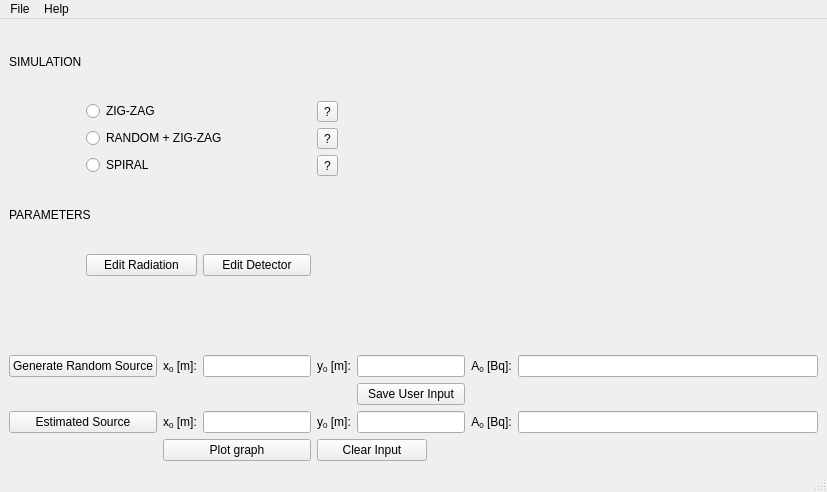
Above: working_apps/simulations/MainWindow.ui from urhtrinko/DroneRadioactivity_student_job before the change. Below: the same form after it.
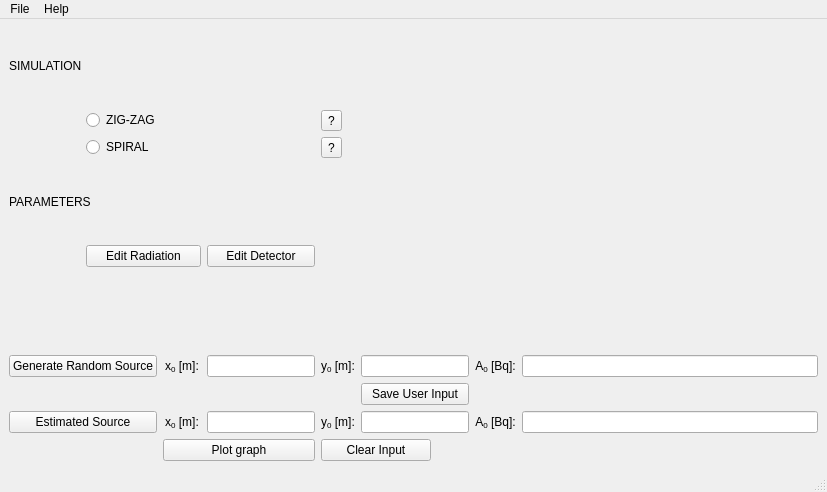
That is the form after the change.

```diff
--- a/working_apps/simulations/MainWindow.ui
+++ b/working_apps/simulations/MainWindow.ui
@@ -17,79 +17,133 @@
    <layout class="QGridLayout" name="gridLayout_2">
     <item row="0" column="0">
      <layout class="QGridLayout" name="gridLayout">
-      <item row="7" column="10">
-       <widget class="QLineEdit" name="A0lineEditRand"/>
+      <item row="10" column="2" colspan="3">
+       <widget class="QPushButton" name="btnPlot">
+        <property name="text">
+         <string>Plot graph</string>
+        </property>
+       </widget>
       </item>
-      <item row="0" column="0" colspan="2">
-       <widget class="QLabel" name="simulationLabel">
+      <item row="9" column="6" colspan="3">
+       <widget class="QLineEdit" name="y0lineEditEst"/>
+      </item>
+      <item row="9" column="3" colspan="2">
+       <widget class="QLineEdit" name="x0lineEditEst"/>
+      </item>
+      <item row="8" column="6" colspan="3">
+       <widget class="QPushButton" name="btnUserGenSource">
         <property name="text">
-         <string>SIMULATION</string>
+         <string>Save User Input</string>
         </property>
        </widget>
       </item>
-      <item row="4" column="0" colspan="2">
+      <item row="6" column="6" colspan="3">
+       <widget class="QLineEdit" name="y0lineEditRand"/>
+      </item>
+      <item row="1" column="1" colspan="4">
+       <widget class="QRadioButton" name="checkZIGZAG">
+        <property name="text">
+         <string>ZIG-ZAG</string>
+        </property>
+       </widget>
+      </item>
+      <item row="10" column="5" colspan="3">
+       <widget class="QPushButton" name="btnClearInput">
+        <property name="text">
+         <string>Clear Input</string>
+        </property>
+       </widget>
+      </item>
+      <item row="6" column="3" colspan="2">
+       <widget class="QLineEdit" name="x0lineEditRand"/>
+      </item>
+      <item row="6" column="9">
+       <widget class="QLabel" name="A0labelRand">
+        <property name="text">
+         <string>&lt;html&gt;&lt;head/&gt;&lt;body&gt;&lt;p align=&quot;center&quot;&gt;A&lt;span style=&quot; vertical-align:sub;&quot;&gt;0&lt;/span&gt; [Bq]:&lt;/p&gt;&lt;/body&gt;&lt;/html&gt;</string>
+        </property>
+       </widget>
+      </item>
+      <item row="6" column="5">
+       <widget class="QLabel" name="y0labelRand">
+        <property name="text">
+         <string>&lt;html&gt;&lt;head/&gt;&lt;body&gt;&lt;p align=&quot;center&quot;&gt;y&lt;span style=&quot; vertical-align:sub;&quot;&gt;0&lt;/span&gt; [m]:&lt;/p&gt;&lt;/body&gt;&lt;/html&gt;</string>
+        </property>
+       </widget>
+      </item>
+      <item row="5" column="2">
+       <widget class="QLabel" name="label">
+        <property name="text">
+         <string/>
+        </property>
+       </widget>
+      </item>
+      <item row="9" column="5">
+       <widget class="QLabel" name="y0labelEst">
+        <property name="text">
+         <string>&lt;html&gt;&lt;head/&gt;&lt;body&gt;&lt;p align=&quot;center&quot;&gt;y&lt;span style=&quot; vertical-align:sub;&quot;&gt;0&lt;/span&gt; [m]:&lt;/p&gt;&lt;/body&gt;&lt;/html&gt;</string>
+        </property>
+       </widget>
+      </item>
+      <item row="9" column="9">
+       <widget class="QLabel" name="A0labelEst">
+        <property name="text">
+         <string>&lt;html&gt;&lt;head/&gt;&lt;body&gt;&lt;p align=&quot;center&quot;&gt;A&lt;span style=&quot; vertical-align:sub;&quot;&gt;0&lt;/span&gt; [Bq]:&lt;/p&gt;&lt;/body&gt;&lt;/html&gt;</string>
+        </property>
+       </widget>
+      </item>
+      <item row="4" column="1" colspan="2">
+       <widget class="QPushButton" name="btnRadiation">
+        <property name="text">
+         <string>Edit Radiation</string>
+        </property>
+       </widget>
+      </item>
+      <item row="9" column="10">
+       <widget class="QLineEdit" name="A0lineEditEst"/>
+      </item>
+      <item row="3" column="0" colspan="2">
        <widget class="QLabel" name="parametersLabel_2">
         <property name="text">
          <string>PARAMETERS</string>
         </property>
        </widget>
       </item>
-      <item row="10" column="2">
-       <widget class="QLabel" name="x0labelEst">
-        <property name="text">
-         <string>&lt;html&gt;&lt;head/&gt;&lt;body&gt;&lt;p align=&quot;center&quot;&gt;x&lt;span style=&quot; vertical-align:sub;&quot;&gt;0&lt;/span&gt; [m]:&lt;/p&gt;&lt;/body&gt;&lt;/html&gt;</string>
-        </property>
-       </widget>
+      <item row="6" column="10">
+       <widget class="QLineEdit" name="A0lineEditRand"/>
       </item>
-      <item row="10" column="10">
-       <widget class="QLineEdit" name="A0lineEditEst"/>
-      </item>
-      <item row="7" column="2">
+      <item row="6" column="2">
        <widget class="QLabel" name="x0labelRand">
         <property name="text">
          <string>&lt;html&gt;&lt;head/&gt;&lt;body&gt;&lt;p align=&quot;center&quot;&gt;x&lt;span style=&quot; vertical-align:sub;&quot;&gt;0&lt;/span&gt; [m]:&lt;/p&gt;&lt;/body&gt;&lt;/html&gt;</string>
         </property>
        </widget>
       </item>
-      <item row="7" column="0" colspan="2">
-       <widget class="QPushButton" name="btnRandSource">
-        <property name="text">
-         <string>Generate Random Source</string>
-        </property>
-       </widget>
-      </item>
-      <item row="10" column="0" colspan="2">
+      <item row="9" column="0" colspan="2">
        <widget class="QPushButton" name="btnEstSource">
         <property name="text">
          <string>Estimated Source</string>
         </property>
        </widget>
       </item>
-      <item row="3" column="1" colspan="4">
-       <widget class="QRadioButton" name="checkSPIRAL">
+      <item row="9" column="2">
+       <widget class="QLabel" name="x0labelEst">
         <property name="text">
-         <string>SPIRAL</string>
+         <string>&lt;html&gt;&lt;head/&gt;&lt;body&gt;&lt;p align=&quot;center&quot;&gt;x&lt;span style=&quot; vertical-align:sub;&quot;&gt;0&lt;/span&gt; [m]:&lt;/p&gt;&lt;/body&gt;&lt;/html&gt;</string>
         </property>
        </widget>
       </item>
-      <item row="10" column="9">
-       <widget class="QLabel" name="A0labelEst">
+      <item row="6" column="0" colspan="2">
+       <widget class="QPushButton" name="btnRandSource">
         <property name="text">
-         <string>&lt;html&gt;&lt;head/&gt;&lt;body&gt;&lt;p align=&quot;center&quot;&gt;A&lt;span style=&quot; vertical-align:sub;&quot;&gt;0&lt;/span&gt; [Bq]:&lt;/p&gt;&lt;/body&gt;&lt;/html&gt;</string>
+         <string>Generate Random Source</string>
         </property>
        </widget>
       </item>
-      <item row="5" column="1" colspan="2">
-       <widget class="QPushButton" name="btnRadiation">
+      <item row="0" column="0" colspan="2">
+       <widget class="QLabel" name="simulationLabel">
         <property name="text">
-         <string>Edit Radiation</string>
-        </property>
-       </widget>
-      </item>
-      <item row="5" column="3" colspan="2">
-       <widget class="QPushButton" name="btnDetector">
-        <property name="text">
-         <string>Edit Detector</string>
+         <string>SIMULATION</string>
         </property>
        </widget>
       </item>
@@ -103,95 +157,27 @@
         </property>
        </widget>
       </item>
-      <item row="11" column="2" colspan="3">
-       <widget class="QPushButton" name="btnPlot">
+      <item row="4" column="3" colspan="2">
+       <widget class="QPushButton" name="btnDetector">
         <property name="text">
-         <string>Plot graph</string>
-        </property>
-       </widget>
-      </item>
-      <item row="7" column="9">
-       <widget class="QLabel" name="A0labelRand">
-        <property name="text">
-         <string>&lt;html&gt;&lt;head/&gt;&lt;body&gt;&lt;p align=&quot;center&quot;&gt;A&lt;span style=&quot; vertical-align:sub;&quot;&gt;0&lt;/span&gt; [Bq]:&lt;/p&gt;&lt;/body&gt;&lt;/html&gt;</string>
-        </property>
-       </widget>
-      </item>
-      <item row="3" column="5">
-       <widget class="QToolButton" name="infoSpiral">
-        <property name="text">
-         <string>?</string>
+         <string>Edit Detector</string>
         </property>
        </widget>
       </item>
       <item row="2" column="1" colspan="4">
-       <widget class="QRadioButton" name="checkZIGRAND">
+       <widget class="QRadioButton" name="checkSPIRAL">
         <property name="text">
-         <string>RANDOM + ZIG-ZAG</string>
-        </property>
-       </widget>
-      </item>
-      <item row="6" column="2">
-       <widget class="QLabel" name="label">
-        <property name="text">
-         <string/>
-        </property>
-       </widget>
-      </item>
-      <item row="1" column="1" colspan="4">
-       <widget class="QRadioButton" name="checkZIGZAG">
-        <property name="text">
-         <string>ZIG-ZAG</string>
-        </property>
-       </widget>
-      </item>
-      <item row="11" column="5" colspan="3">
-       <widget class="QPushButton" name="btnClearInput">
-        <property name="text">
-         <string>Clear Input</string>
+         <string>SPIRAL</string>
         </property>
        </widget>
       </item>
       <item row="2" column="5">
-       <widget class="QToolButton" name="infoZigRand">
+       <widget class="QToolButton" name="infoSpiral">
         <property name="text">
          <string>?</string>
         </property>
        </widget>
       </item>
-      <item row="7" column="3" colspan="2">
-       <widget class="QLineEdit" name="x0lineEditRand"/>
-      </item>
-      <item row="7" column="5">
-       <widget class="QLabel" name="y0labelRand">
-        <property name="text">
-         <string>&lt;html&gt;&lt;head/&gt;&lt;body&gt;&lt;p align=&quot;center&quot;&gt;y&lt;span style=&quot; vertical-align:sub;&quot;&gt;0&lt;/span&gt; [m]:&lt;/p&gt;&lt;/body&gt;&lt;/html&gt;</string>
-        </property>
-       </widget>
-      </item>
-      <item row="7" column="6" colspan="3">
-       <widget class="QLineEdit" name="y0lineEditRand"/>
-      </item>
-      <item row="10" column="3" colspan="2">
-       <widget class="QLineEdit" name="x0lineEditEst"/>
-      </item>
-      <item row="10" column="5">
-       <widget class="QLabel" name="y0labelEst">
-        <property name="text">
-         <string>&lt;html&gt;&lt;head/&gt;&lt;body&gt;&lt;p align=&quot;center&quot;&gt;y&lt;span style=&quot; vertical-align:sub;&quot;&gt;0&lt;/span&gt; [m]:&lt;/p&gt;&lt;/body&gt;&lt;/html&gt;</string>
-        </property>
-       </widget>
-      </item>
-      <item row="10" column="6" colspan="3">
-       <widget class="QLineEdit" name="y0lineEditEst"/>
-      </item>
-      <item row="9" column="6" colspan="3">
-       <widget class="QPushButton" name="btnUserGenSource">
-        <property name="text">
-         <string>Save User Input</string>
-        </property>
-       </widget>
-      </item>
      </layout>
     </item>
    </layout>
```
Left out of the diff: 2 changed lines with no effect on the pictures.
